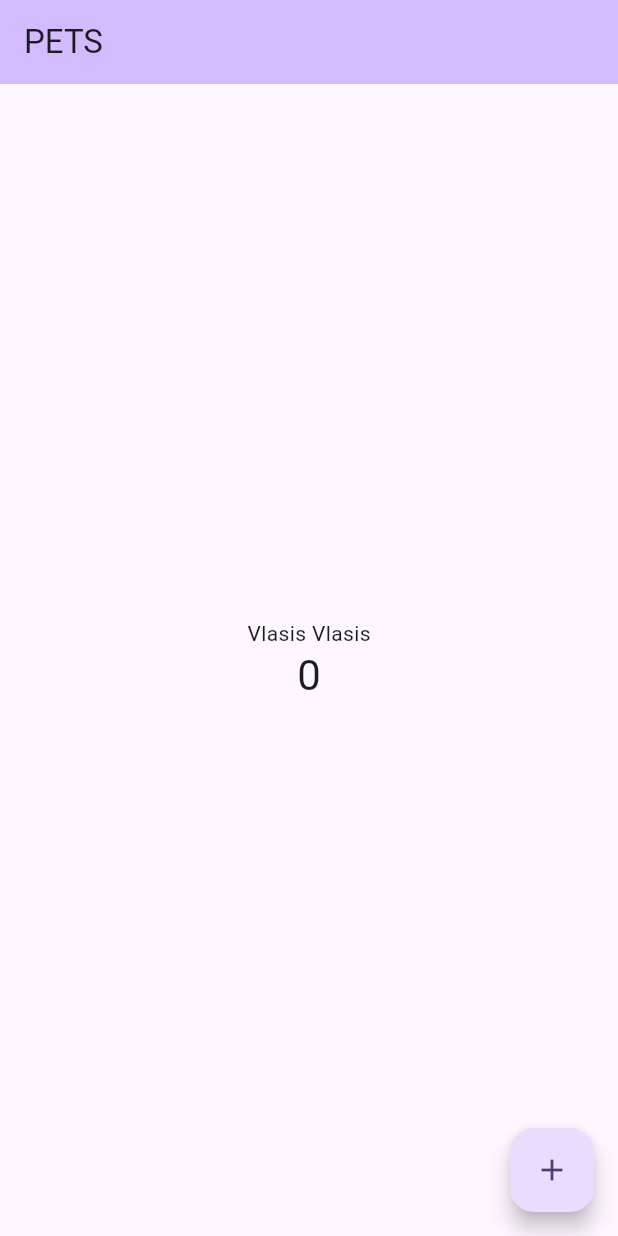
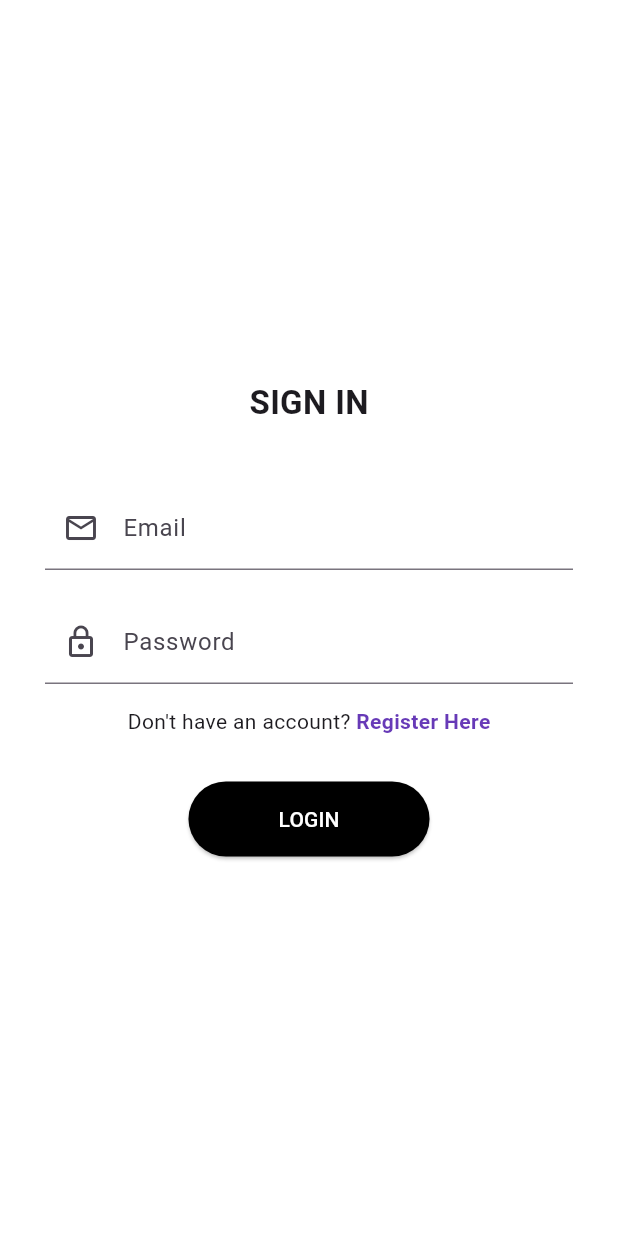
Before and after one commit to KostasPe15/TrashHunter, a Flutter app: the screen it shows after launch, on a phone screen of 412 x 824 dp. Run offline on Flutter 3.47's test engine with Material 3 defaults, Android fonts, the phone set to English and light mode, and no system bars.

Commit message:
Login and Signup added

```diff
--- /dev/null
+++ b/trash_hunter/lib/login_page.dart
@@ -0,0 +1,93 @@
+import 'package:flutter/material.dart';
+import 'package:trash_hunter/signup_page.dart';
+
+void main() {
+  runApp(
+    const MaterialApp(home: LoginPage(), debugShowCheckedModeBanner: false),
+  );
+}
+
+class LoginPage extends StatelessWidget {
+  const LoginPage({super.key});
+
+  @override
+  Widget build(BuildContext context) {
+    return Scaffold(
+      backgroundColor: Colors.white,
+      body: Center(
+        child: Padding(
+          padding: const EdgeInsets.symmetric(horizontal: 30),
+          child: Column(
+            mainAxisAlignment: MainAxisAlignment.center,
+            children: [
+              const Text(
+                "SIGN IN",
+                style: TextStyle(fontSize: 22, fontWeight: FontWeight.bold),
+              ),
+              const SizedBox(height: 40),
+              const TextField(
+                decoration: InputDecoration(
+                  prefixIcon: Icon(Icons.email_outlined),
+                  labelText: "Email",
+                  border: UnderlineInputBorder(),
+                ),
+              ),
+              const SizedBox(height: 20),
+              const TextField(
+                obscureText: true,
+                decoration: InputDecoration(
+                  prefixIcon: Icon(Icons.lock_outline),
+                  labelText: "Password",
+                  border: UnderlineInputBorder(),
+                ),
+              ),
+              const SizedBox(height: 15),
+              Row(
+                mainAxisAlignment: MainAxisAlignment.center,
+                children: [
+                  const Text("Don't have an account? "),
+                  GestureDetector(
+                    onTap: () {
+                      Navigator.push(
+                        context,
+                        MaterialPageRoute(
+                          builder: (context) {
+                            return SignUpPage();
+                          },
+                        ),
+                      );
+                    },
+                    child: const Text(
+                      "Register Here",
+                      style: TextStyle(
+                        color: Colors.deepPurple,
+                        fontWeight: FontWeight.bold,
+                      ),
+                    ),
+                  ),
+                ],
+              ),
+              const SizedBox(height: 30),
+              ElevatedButton(
+                onPressed: () {
+                  // Handle login
+                },
+                style: ElevatedButton.styleFrom(
+                  backgroundColor: Colors.black,
+                  padding: const EdgeInsets.symmetric(
+                    vertical: 15,
+                    horizontal: 60,
+                  ),
+                ),
+                child: const Text(
+                  "LOGIN",
+                  style: TextStyle(color: Colors.white),
+                ),
+              ),
+            ],
+          ),
+        ),
+      ),
+    );
+  }
+}
--- a/trash_hunter/lib/main.dart
+++ b/trash_hunter/lib/main.dart
@@ -1,122 +1,15 @@
 import 'package:flutter/material.dart';
+import 'package:trash_hunter/login_page.dart';
 
-void main() {
-  runApp(const MyApp());
-}
+void main() => runApp(MyApp());
 
 class MyApp extends StatelessWidget {
-  const MyApp({super.key});
-
-  // This widget is the root of your application.
   @override
   Widget build(BuildContext context) {
     return MaterialApp(
-      title: 'Flutter Demo',
-      theme: ThemeData(
-        // This is the theme of your application.
-        //
-        // TRY THIS: Try running your application with "flutter run". You'll see
-        // the application has a purple toolbar. Then, without quitting the app,
-        // try changing the seedColor in the colorScheme below to Colors.green
-        // and then invoke "hot reload" (save your changes or press the "hot
-        // reload" button in a Flutter-supported IDE, or press "r" if you used
-        // the command line to start the app).
-        //
-        // Notice that the counter didn't reset back to zero; the application
-        // state is not lost during the reload. To reset the state, use hot
-        // restart instead.
-        //
-        // This works for code too, not just values: Most code changes can be
-        // tested with just a hot reload.
-        colorScheme: ColorScheme.fromSeed(seedColor: Colors.deepPurple),
-      ),
-      home: const MyHomePage(title: 'Flutter Demo Home Page'),
+      title: 'Your app name',
+      debugShowCheckedModeBanner: false,
+      home: LoginPage(),
     );
   }
 }
-
-class MyHomePage extends StatefulWidget {
-  const MyHomePage({super.key, required this.title});
-
-  // This widget is the home page of your application. It is stateful, meaning
-  // that it has a State object (defined below) that contains fields that affect
-  // how it looks.
-
-  // This class is the configuration for the state. It holds the values (in this
-  // case the title) provided by the parent (in this case the App widget) and
-  // used by the build method of the State. Fields in a Widget subclass are
-  // always marked "final".
-
-  final String title;
-
-  @override
-  State<MyHomePage> createState() => _MyHomePageState();
-}
-
-class _MyHomePageState extends State<MyHomePage> {
-  int _counter = 0;
-
-  void _incrementCounter() {
-    setState(() {
-      // This call to setState tells the Flutter framework that something has
-      // changed in this State, which causes it to rerun the build method below
-      // so that the display can reflect the updated values. If we changed
-      // _counter without calling setState(), then the build method would not be
-      // called again, and so nothing would appear to happen.
-      _counter++;
-    });
-  }
-
-  @override
-  Widget build(BuildContext context) {
-    // This method is rerun every time setState is called, for instance as done
-    // by the _incrementCounter method above.
-    //
-    // The Flutter framework has been optimized to make rerunning build methods
-    // fast, so that you can just rebuild anything that needs updating rather
-    // than having to individually change instances of widgets.
-    return Scaffold(
-      appBar: AppBar(
-        // TRY THIS: Try changing the color here to a specific color (to
-        // Colors.amber, perhaps?) and trigger a hot reload to see the AppBar
-        // change color while the other colors stay the same.
-        backgroundColor: Theme.of(context).colorScheme.inversePrimary,
-        // Here we take the value from the MyHomePage object that was created by
-        // the App.build method, and use it to set our appbar title.
-        title: Text('PETS'),
-      ),
-      body: Center(
-        // Center is a layout widget. It takes a single child and positions it
-        // in the middle of the parent.
-        child: Column(
-          // Column is also a layout widget. It takes a list of children and
-          // arranges them vertically. By default, it sizes itself to fit its
-          // children horizontally, and tries to be as tall as its parent.
-          //
-          // Column has various properties to control how it sizes itself and
-          // how it positions its children. Here we use mainAxisAlignment to
-          // center the children vertically; the main axis here is the vertical
-          // axis because Columns are vertical (the cross axis would be
-          // horizontal).
-          //
-          // TRY THIS: Invoke "debug painting" (choose the "Toggle Debug Paint"
-          // action in the IDE, or press "p" in the console), to see the
-          // wireframe for each widget.
-          mainAxisAlignment: MainAxisAlignment.center,
-          children: <Widget>[
-            const Text('Vlasis Vlasis'),
-            Text(
-              '$_counter',
-              style: Theme.of(context).textTheme.headlineMedium,
-            ),
-          ],
-        ),
-      ),
-      floatingActionButton: FloatingActionButton(
-        onPressed: _incrementCounter,
-        tooltip: 'Increment',
-        child: const Icon(Icons.add),
-      ), // This trailing comma makes auto-formatting nicer for build methods.
-    );
-  }
-}
```
Also changed, not shown: trash_hunter/lib/signup_page.dart (added, +101 -0 lines), 1 other file.
